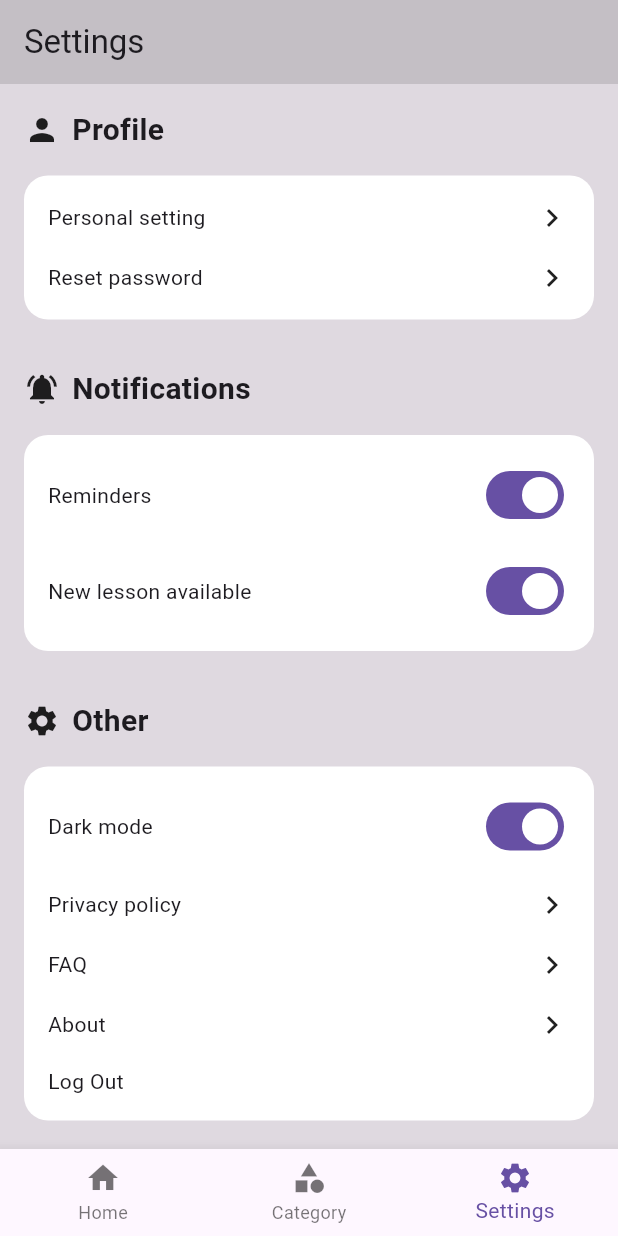
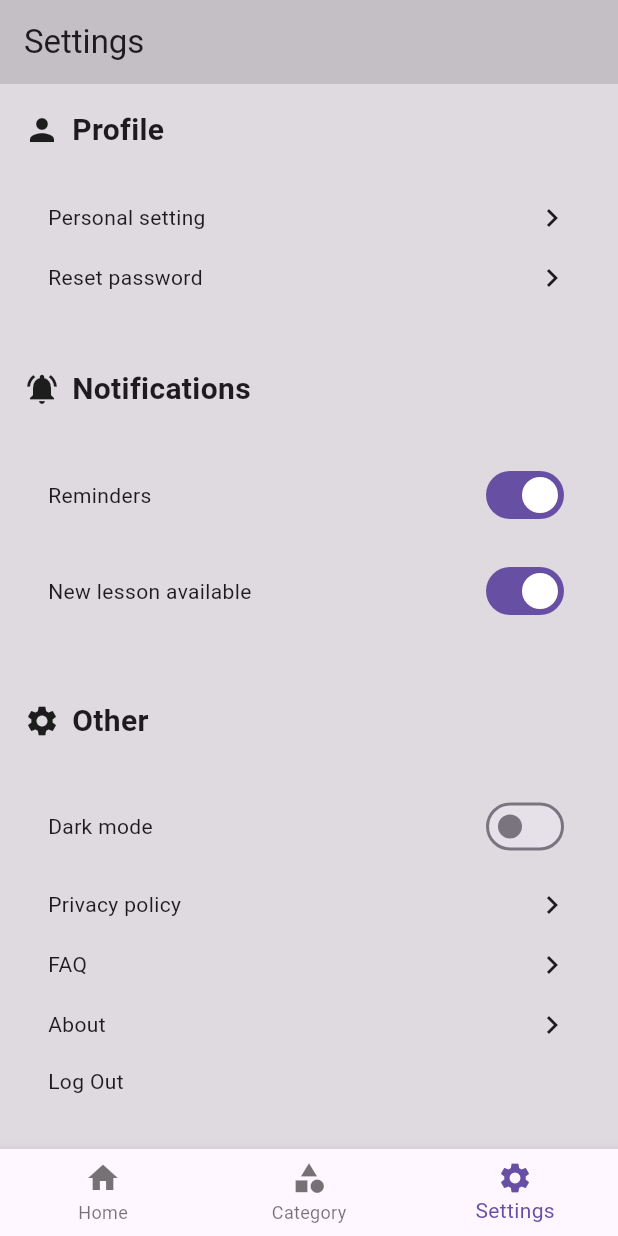
Before and after one commit to WilzZix/newsApiRepository, a Flutter app: the screen it shows after launch, item 3 of the bottom bar chosen, on a phone screen of 412 x 824 dp. Run offline on Flutter 3.47's test engine with Material 3 defaults, Android fonts, the phone set to English and light mode, and no system bars; our stand-ins replace bloc, carousel_slider, connectivity_plus, dio, equatable, firebase_core and 6 more; accounts and stored records are empty; network calls fail.

Commit message:
same changes

```diff
--- /dev/null
+++ b/lib/application/theme/theme_cubit.dart
@@ -0,0 +1,12 @@
+import 'package:bloc/bloc.dart';
+import 'package:meta/meta.dart';
+
+part 'theme_state.dart';
+
+class ThemeCubit extends Cubit<ThemeState> {
+  ThemeCubit() : super(ThemeInitial());
+
+  Future<void> changeAppTheme({required bool isDarkMode}) async {
+    emit(AppThemeState(!isDarkMode));
+  }
+}
--- /dev/null
+++ b/lib/application/theme/theme_state.dart
@@ -0,0 +1,12 @@
+part of 'theme_cubit.dart';
+
+@immutable
+sealed class ThemeState {}
+
+final class ThemeInitial extends ThemeState {}
+
+class AppThemeState extends ThemeState {
+  final bool isDark;
+
+  AppThemeState(this.isDark);
+}
--- a/lib/main.dart
+++ b/lib/main.dart
@@ -8,6 +8,7 @@ import 'package:infinite_scroll/application/connection/connection_bloc.dart';
 import 'package:infinite_scroll/application/connection/connection_state.dart';
 import 'package:infinite_scroll/application/home_page_news_bloc/news_bloc.dart';
 import 'package:infinite_scroll/application/sport/sport_bloc.dart';
+import 'package:infinite_scroll/application/theme/theme_cubit.dart';
 import 'package:infinite_scroll/data/storage/hive/hive_storage.dart';
 import 'package:infinite_scroll/data/storage/shared_preference/shared_preference_storage.dart';
 import 'package:infinite_scroll/firebase_options.dart';
@@ -50,8 +51,15 @@ class AppBlocObserver extends BlocObserver {
   }
 }
 
-class MyApp extends StatelessWidget {
-  MyApp({super.key});
+class MyApp extends StatefulWidget {
+  const MyApp({super.key});
+
+  @override
+  State<MyApp> createState() => _MyAppState();
+}
+
+class _MyAppState extends State<MyApp> {
+  bool appThemeDark = false;
 
   final _router = GoRouter(
     debugLogDiagnostics: true,
@@ -80,17 +88,24 @@ class MyApp extends StatelessWidget {
         BlocProvider(
           create: (create) => BbcNewsBloc(),
         ),
-        BlocProvider(create: (context) => ConnectionCheckerBloc())
+        BlocProvider(create: (context) => ConnectionCheckerBloc()),
+        BlocProvider(create: (context) => ThemeCubit())
       ],
-      child: MaterialApp.router(
+      child: BlocConsumer<ThemeCubit, ThemeState>(
+        listener: (context, state) {
+          if (state is AppThemeState) {
+            appThemeDark = state.isDark;
+          }
+        },
+        builder: (BuildContext context, ThemeState state) {
+          return MaterialApp.router(
             routerConfig: _router,
             debugShowCheckedModeBanner: false,
             title: 'Flutter Demo',
-        theme: ThemeData(
-          primarySwatch: Colors.blue,
-        ),
+            theme: appThemeDark ? ThemeData.dark() : ThemeData.light(),
             builder: (_, child) {
-          return BlocListener<ConnectionCheckerBloc, ConnectionCheckerState>(
+              return BlocListener<ConnectionCheckerBloc,
+                  ConnectionCheckerState>(
                 listener: (context, state) {
                   if (state is ConnectivitySuccess) {
                     ScaffoldMessenger.of(context).showSnackBar(
@@ -112,6 +127,8 @@ class MyApp extends StatelessWidget {
                 child: child,
               );
             },
+          );
+        },
       ),
     );
   }
--- /dev/null
+++ b/lib/presentation/pages/settings_page/components.dart
@@ -0,0 +1,76 @@
+import 'package:flutter/material.dart';
+
+class SettingsSectionItem extends StatelessWidget {
+  const SettingsSectionItem({
+    super.key,
+    required this.title,
+    required this.icon,
+  });
+
+  final String title;
+  final Widget icon;
+
+  @override
+  Widget build(BuildContext context) {
+    return Row(
+      mainAxisAlignment: MainAxisAlignment.spaceBetween,
+      children: [Text(title), icon],
+    );
+  }
+}
+
+class SettingsSectionWidget extends StatelessWidget {
+  const SettingsSectionWidget({
+    super.key,
+    required this.sectionTitle,
+    required this.sectionIcon,
+    required this.sectionItems,
+  });
+
+  final String sectionTitle;
+  final Icon sectionIcon;
+  final List<Widget> sectionItems;
+
+  @override
+  Widget build(BuildContext context) {
+    return Column(
+      children: [
+        Row(
+          children: [
+            sectionIcon,
+            const SizedBox(width: 8),
+            Text(
+              sectionTitle,
+              style: const TextStyle(fontWeight: FontWeight.bold, fontSize: 20),
+            ),
+          ],
+        ),
+        const SizedBox(
+          height: 16,
+        ),
+        Container(
+          decoration: BoxDecoration(
+      //      color: Colors.white,
+            borderRadius: BorderRadius.circular(16),
+          ),
+          child: Padding(
+            padding: const EdgeInsets.all(16.0),
+            child: Column(
+              crossAxisAlignment: CrossAxisAlignment.start,
+              children: [
+                ListView.builder(
+                  shrinkWrap: true,
+                  physics: const NeverScrollableScrollPhysics(),
+                  itemCount: sectionItems.length,
+                  itemBuilder: (context, item) {
+                    return sectionItems[item];
+                  },
+                ),
+              ],
+            ),
+          ),
+        ),
+      ],
+    );
+  }
+}
--- a/lib/presentation/pages/settings_page/settings_page.dart
+++ b/lib/presentation/pages/settings_page/settings_page.dart
@@ -1,4 +1,7 @@
 import 'package:flutter/material.dart';
+import 'package:flutter_bloc/flutter_bloc.dart';
+import 'package:infinite_scroll/application/theme/theme_cubit.dart';
+import 'package:infinite_scroll/presentation/pages/settings_page/components.dart';
 
 class SettingsPage extends StatefulWidget {
   const SettingsPage({super.key});
@@ -8,6 +11,8 @@ class SettingsPage extends StatefulWidget {
 }
 
 class _SettingsPageState extends State<SettingsPage> {
+  bool appThemeIsDark = false;
+
   @override
   Widget build(BuildContext context) {
     return Scaffold(
@@ -66,8 +71,13 @@ class _SettingsPageState extends State<SettingsPage> {
                   SettingsSectionItem(
                     title: 'Dark mode',
                     icon: Switch.adaptive(
-                      value: true,
-                      onChanged: (value) {},
+                      value: appThemeIsDark,
+                      onChanged: (value) {
+                        appThemeIsDark = value;
+                        setState(() {});
+                        BlocProvider.of<ThemeCubit>(context)
+                            .changeAppTheme(isDarkMode: !value);
+                      },
                     ),
                   ),
                   const SizedBox(height: 16),
@@ -99,78 +109,3 @@ class _SettingsPageState extends State<SettingsPage> {
     );
   }
 }
-
-class SettingsSectionItem extends StatelessWidget {
-  const SettingsSectionItem({
-    super.key,
-    required this.title,
-    required this.icon,
-  });
-
-  final String title;
-  final Widget icon;
-
-  @override
-  Widget build(BuildContext context) {
-    return Row(
-      mainAxisAlignment: MainAxisAlignment.spaceBetween,
-      children: [Text(title), icon],
-    );
-  }
-}
-
-class SettingsSectionWidget extends StatelessWidget {
-  const SettingsSectionWidget({
-    super.key,
-    required this.sectionTitle,
-    required this.sectionIcon,
-    required this.sectionItems,
-  });
-
-  final String sectionTitle;
-  final Icon sectionIcon;
-  final List<Widget> sectionItems;
-
-  @override
-  Widget build(BuildContext context) {
-    return Column(
-      children: [
-        Row(
-          children: [
-            sectionIcon,
-            const SizedBox(width: 8),
-            Text(
-              sectionTitle,
-              style: const TextStyle(fontWeight: FontWeight.bold, fontSize: 20),
-            ),
-          ],
-        ),
-        const SizedBox(
-          height: 16,
-        ),
-        Container(
-          decoration: BoxDecoration(
-            color: Colors.white,
-            borderRadius: BorderRadius.circular(16),
-          ),
-          child: Padding(
-            padding: const EdgeInsets.all(16.0),
-            child: Column(
-              crossAxisAlignment: CrossAxisAlignment.start,
-              children: [
-                ListView.builder(
-                  shrinkWrap: true,
-                  physics: NeverScrollableScrollPhysics(),
-                  itemCount: sectionItems.length,
-                  itemBuilder: (context, item) {
-                    return sectionItems[item];
-                  },
-                ),
-              ],
-            ),
-          ),
-        ),
-      ],
-    );
-  }
-}
```
Lines whose indentation alone changed are shown as unchanged.
